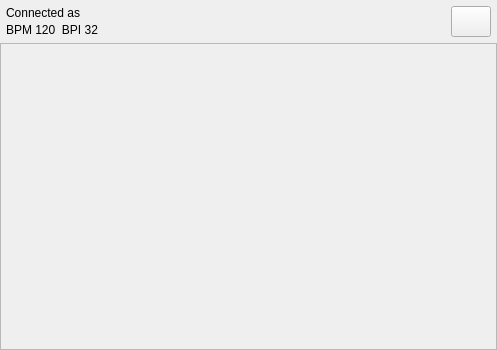
Above: src/Common/gui/NinjamRoomWindow.ui from elieserdejesus/JamTaba before the change. Below: the same form after it.
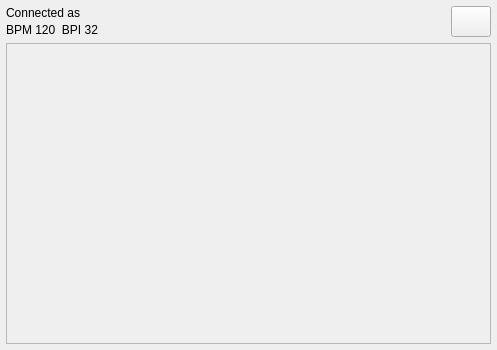
That is the form after the change.

Commit message:
Fixing scrollbars margins (fix #410)
- fixing margins

- Changing the Rounded theme stylesheet to have some margin in scrollbars.

```diff
--- a/src/Common/gui/NinjamRoomWindow.ui
+++ b/src/Common/gui/NinjamRoomWindow.ui
@@ -19,41 +19,38 @@
   <property name="accessibleDescription">
    <string>you are in the ninjam room window</string>
   </property>
-  <property name="styleSheet">
-   <string notr="true"/>
-  </property>
   <layout class="QVBoxLayout" name="verticalLayout">
    <property name="spacing">
-    <number>0</number>
+    <number>6</number>
    </property>
    <property name="leftMargin">
-    <number>0</number>
+    <number>6</number>
    </property>
    <property name="topMargin">
-    <number>0</number>
+    <number>6</number>
    </property>
    <property name="rightMargin">
-    <number>0</number>
+    <number>6</number>
    </property>
    <property name="bottomMargin">
-    <number>0</number>
+    <number>6</number>
    </property>
    <item>
     <layout class="QHBoxLayout" name="topLayout">
      <property name="spacing">
-      <number>12</number>
+      <number>6</number>
      </property>
      <property name="leftMargin">
-      <number>6</number>
+      <number>0</number>
      </property>
      <property name="topMargin">
-      <number>6</number>
+      <number>0</number>
      </property>
      <property name="rightMargin">
-      <number>6</number>
+      <number>0</number>
      </property>
      <property name="bottomMargin">
-      <number>6</number>
+      <number>0</number>
      </property>
      <item>
       <layout class="QVBoxLayout" name="labelsLayout">
@@ -119,8 +116,8 @@
        <rect>
         <x>0</x>
         <y>0</y>
-        <width>495</width>
-        <height>305</height>
+        <width>483</width>
+        <height>297</height>
        </rect>
       </property>
       <layout class="QHBoxLayout" name="horizontalLayout">
@@ -128,16 +125,16 @@
         <number>6</number>
        </property>
        <property name="leftMargin">
-        <number>6</number>
+        <number>0</number>
        </property>
        <property name="topMargin">
         <number>0</number>
        </property>
        <property name="rightMargin">
-        <number>6</number>
+        <number>0</number>
        </property>
        <property name="bottomMargin">
-        <number>6</number>
+        <number>0</number>
        </property>
       </layout>
      </widget>
```
The commit also changes 1 other file.
